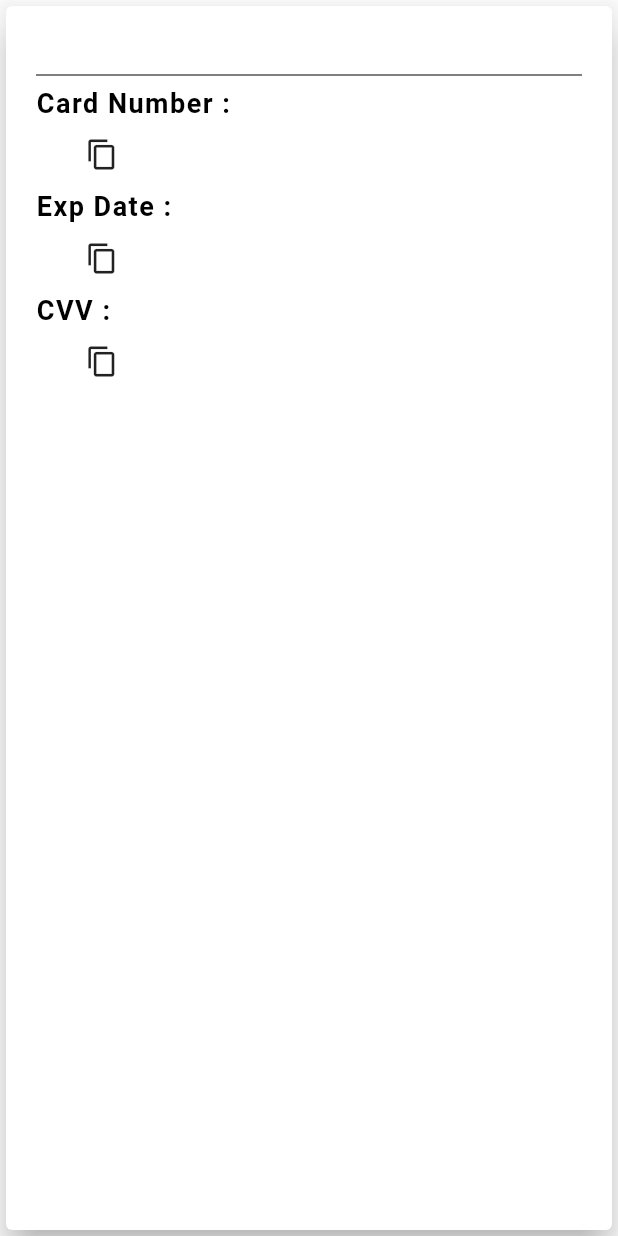
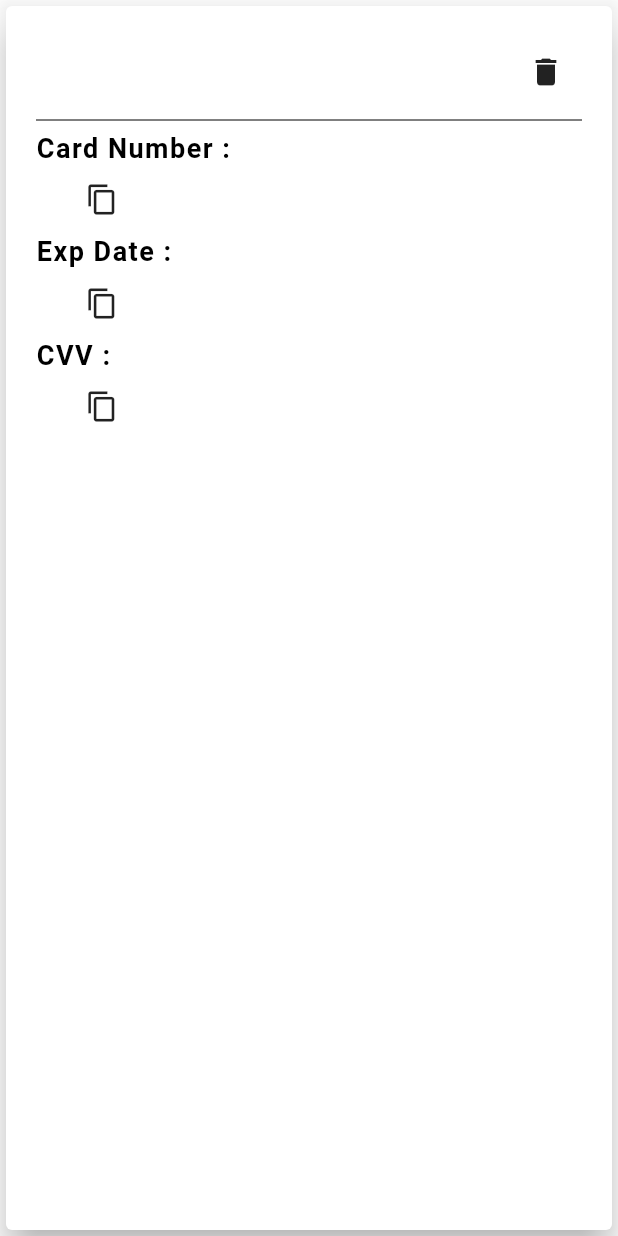
Before and after one commit to vishnu-vr/flutter_sample, a Flutter app: the AtmCard widget shown alone on an empty page, opened directly with empty values, on a phone screen of 412 x 824 dp. Run offline on Flutter 3.47's test engine with Material 2 defaults, Android fonts, the phone set to English and light mode, and no system bars; our stand-ins replace flutter_spinkit, shared_preferences; missing offline and left inert: clipboard_manager; accounts and stored records are empty.

Commit message:
delete button added

```diff
--- a/lib/home.dart
+++ b/lib/home.dart
@@ -10,6 +10,8 @@ class Home extends StatefulWidget {
 }
 
 class _HomeState extends State<Home> {
+  List<dynamic> atmCardList;
+
   @override
   void initState() {
     super.initState();
@@ -38,8 +40,6 @@ class _HomeState extends State<Home> {
             .toList(),
       );
   }
-
-  List<dynamic> atmCardList;
 
   void addNewCard(
     String bankName,
@@ -106,6 +106,9 @@ class AtmCard extends StatelessWidget {
           child: Column(
             // crossAxisAlignment: CrossAxisAlignment.start,
             children: [
+              Row(
+                mainAxisAlignment: MainAxisAlignment.end,
+                children: [
                   Text(
                     this.bankName.toUpperCase(),
                     style: TextStyle(
@@ -114,6 +117,13 @@ class AtmCard extends StatelessWidget {
                       fontSize: 15.0,
                       color: Colors.black87,
                     ),
+                  ),
+                  SizedBox(width: 70),
+                  IconButton(
+                    icon: Icon(Icons.delete),
+                    onPressed: () => {print("delete me boss")},
+                  ),
+                ],
               ),
               Divider(color: Colors.black),
               AtmCardInsideInfo("Card Number", this.cardNumber),
```
Lines whose indentation alone changed are shown as unchanged.
